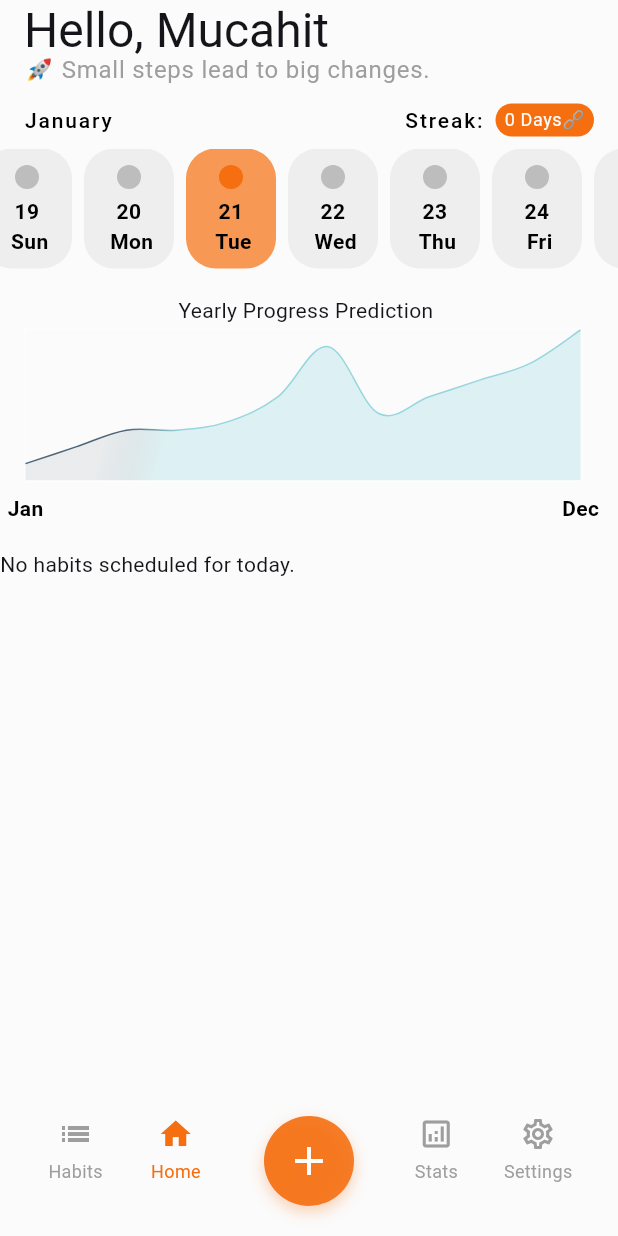
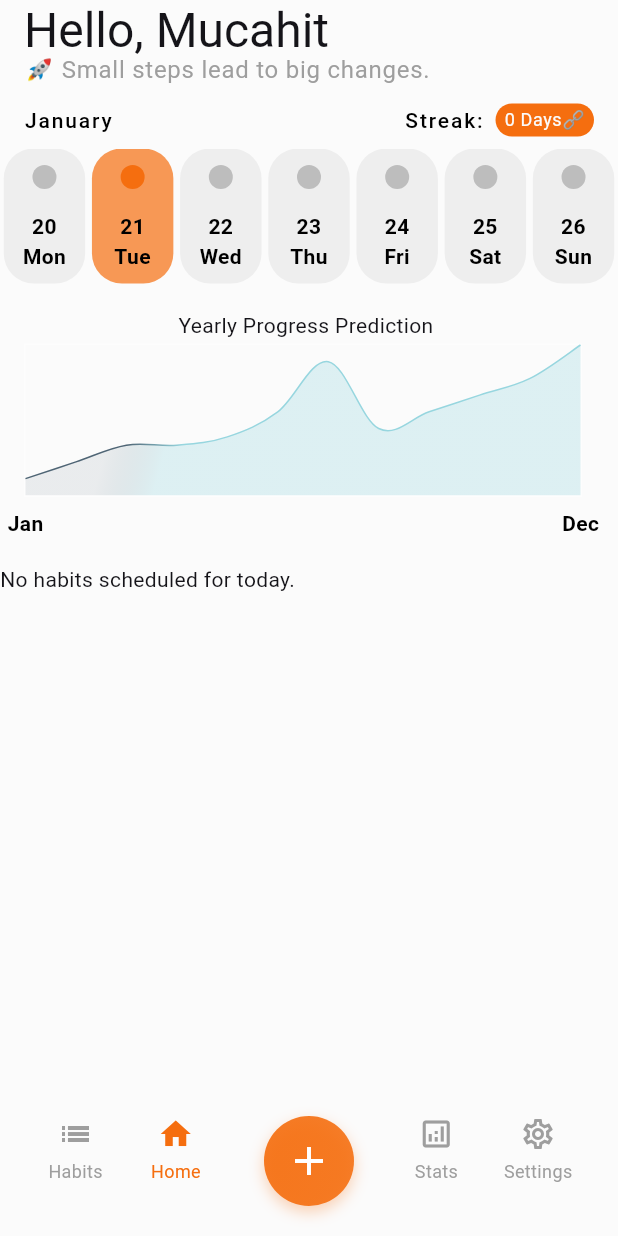
Before and after one commit to MCHTSEN/self_discipline_app, a Flutter app: the screen it shows after launch, on a phone screen of 412 x 824 dp. Run offline on Flutter 3.47's test engine with Material 3 defaults, Android fonts, the phone set to English and light mode, and no system bars; drawn by our look-alikes of fl_chart; our stand-ins replace auto_route, device_preview, emoji_picker_flutter, flutter_riverpod, google_fonts, hive and 3 more; accounts and stored records are empty; Roboto replaces fonts that are missing (Digital, Kanit).

Commit message:
Refactor DailyStreakWidget to implement a weekly view with PageView
- Introduced PageView for weekly streak display, enhancing user navigation through weeks.
- Replaced horizontal scrolling with a page-based layout for improved usability.
- Added methods to calculate total weeks and retrieve days in a specific week.
- Updated UI components to reflect the new weekly structure and maintain visual consistency.

```diff
--- a/lib/presentation/pages/home/components/weekly_streak_widget.dart
+++ b/lib/presentation/pages/home/components/weekly_streak_widget.dart
@@ -19,6 +19,9 @@ class DailyStreakWidget extends ConsumerStatefulWidget {
 class _DailyStreakWidgetState extends ConsumerState<DailyStreakWidget> {
   DateTime currentDate = DateTime.now();
   late ScrollController _scrollController;
+  late PageController _pageController;
+  late int totalWeeks;
+  late int currentWeek;
 
   /// Returns the first day of the current month
   DateTime get startDate => DateTime(currentDate.year, currentDate.month, 1);
@@ -32,36 +35,36 @@ class _DailyStreakWidgetState extends ConsumerState<DailyStreakWidget> {
   @override
   void initState() {
     super.initState();
-    _scrollController = ScrollController();
+    _initializeControllers();
     // Scroll to current date after build
     WidgetsBinding.instance.addPostFrameCallback((_) {
-      _scrollToCurrentDate();
+      _scrollToCurrentWeek();
     });
+  }
+
+  void _initializeControllers() {
+    _scrollController = ScrollController();
+    totalWeeks = ((endDate.day + startDate.weekday - 1) / 7).ceil();
+    currentWeek = ((currentDate.day + startDate.weekday - 1) / 7).ceil() - 1;
+    _pageController = PageController(initialPage: currentWeek);
   }
 
   @override
   void dispose() {
     _scrollController.dispose();
+    _pageController.dispose();
     super.dispose();
   }
 
-  /// Scrolls the calendar to the current date
-  void _scrollToCurrentDate() {
-    // Calculate scroll offset based on current date
-    final dayWidth = 68.0; // Container width (60) + margin (8)
-    final currentDayIndex = currentDate.day - 1;
-    final offset = currentDayIndex * dayWidth;
-
-    // Animate to the calculated position
-    _scrollController.animateTo(
-      offset,
+  void _scrollToCurrentWeek() {
+    _pageController.animateToPage(
+      currentWeek,
       duration: const Duration(milliseconds: 300),
       curve: Curves.easeOut,
     );
   }
 
   /// Returns the current streak count from all habits
-  /// The streak increases when all habits are completed for the day
   int _getCurrentStreak() {
     final habitsState = ref.watch(habitListProvider);
     return habitsState.when(
@@ -77,7 +80,6 @@ class _DailyStreakWidgetState extends ConsumerState<DailyStreakWidget> {
   }
 
   /// Checks if all habits were completed for a specific date
-  /// Returns true only if every habit was completed on that day
   bool _isDateCompleted(DateTime date) {
     final habitsState = ref.watch(habitListProvider);
     return habitsState.when(
@@ -95,9 +97,30 @@ class _DailyStreakWidgetState extends ConsumerState<DailyStreakWidget> {
     );
   }
 
+  List<DateTime> _getDaysInWeek(int week) {
+    final List<DateTime> days = [];
+    final int firstDayOffset = startDate.weekday - 1;
+    final int startingDay = week * 7 - firstDayOffset;
+
+    for (int i = 0; i < 7; i++) {
+      final int dayNumber = startingDay + i;
+      if (dayNumber < 0 || dayNumber >= endDate.day) {
+        days.add(DateTime(
+            currentDate.year,
+            currentDate.month + (dayNumber < 0 ? -1 : 1),
+            dayNumber < 0 ? 31 + dayNumber : dayNumber - endDate.day + 1));
+      } else {
+        days.add(DateTime(currentDate.year, currentDate.month, dayNumber + 1));
+      }
+    }
+    return days;
+  }
+
   @override
   Widget build(BuildContext context) {
     final currentStreak = _getCurrentStreak();
+    final screenWidth = MediaQuery.of(context).size.width;
+    final dayWidth = (screenWidth - 32) / 7;
 
     return Column(
       crossAxisAlignment: CrossAxisAlignment.start,
@@ -125,24 +148,27 @@ class _DailyStreakWidgetState extends ConsumerState<DailyStreakWidget> {
           ),
         ),
         Gap.low,
-        SingleChildScrollView(
-          controller: _scrollController,
-          physics: const PageScrollPhysics(),
-          scrollDirection: Axis.horizontal,
-          child: Row(
-            children: List.generate(
-              endDate.day,
-              (index) {
-                DateTime date = startDate.add(Duration(days: index));
-                bool isCompleted = _isDateCompleted(date);
+        SizedBox(
+          height: 90,
+          child: PageView.builder(
+            controller: _pageController,
+            itemCount: totalWeeks,
+            itemBuilder: (context, weekIndex) {
+              final weekDays = _getDaysInWeek(weekIndex);
+              return Row(
+                mainAxisAlignment: MainAxisAlignment.spaceEvenly,
+                children: weekDays.map((date) {
+                  final bool isCompleted = _isDateCompleted(date);
+                  final bool isCurrentDay = date.day == currentDate.day &&
+                      date.month == currentDate.month;
+                  final bool isCurrentMonth = date.month == currentDate.month;
 
                   return Container(
-                  width: 60,
-                  height: 80,
+                    width: dayWidth,
                     padding: const EdgeInsets.symmetric(vertical: 8),
-                  margin: const EdgeInsets.only(right: 8),
+                    margin: const EdgeInsets.symmetric(horizontal: 2),
                     decoration: BoxDecoration(
-                    color: currentDate.day == date.day
+                      color: isCurrentDay
                           ? AppSecondaryColors.liquidLava.withOpacity(.7)
                           : isCompleted
                               ? AppSecondaryColors.liquidLava.withOpacity(.07)
@@ -162,25 +188,28 @@ class _DailyStreakWidgetState extends ConsumerState<DailyStreakWidget> {
                                 height: 16,
                                 margin: const EdgeInsets.symmetric(vertical: 3),
                                 decoration: BoxDecoration(
-                                color: currentDate.day == date.day
+                                  color: isCurrentDay
                                       ? AppSecondaryColors.liquidLava
                                       : Colors.grey[400],
                                   shape: BoxShape.circle,
                                 ),
                               ),
                         Text(
-                        DateFormat('d \n EEE').format(date),
+                          DateFormat('d\nEEE').format(date),
                           textAlign: TextAlign.center,
-                        style: const TextStyle(
-                          color: Colors.black,
-                          fontWeight: FontWeight.bold,
+                          style: TextStyle(
+                            color: isCurrentMonth ? Colors.black : Colors.grey,
+                            fontWeight: isCurrentMonth
+                                ? FontWeight.bold
+                                : FontWeight.normal,
                           ),
                         ),
                       ],
                     ),
                   );
+                }).toList(),
+              );
             },
-            ),
           ),
         ),
       ],
```
Lines whose indentation alone changed are shown as unchanged.
